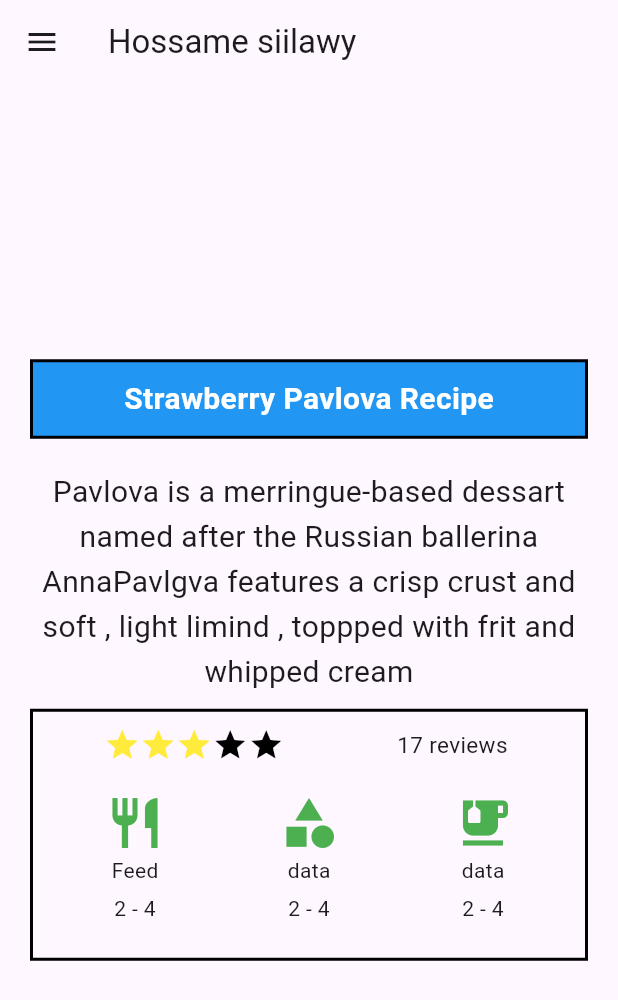
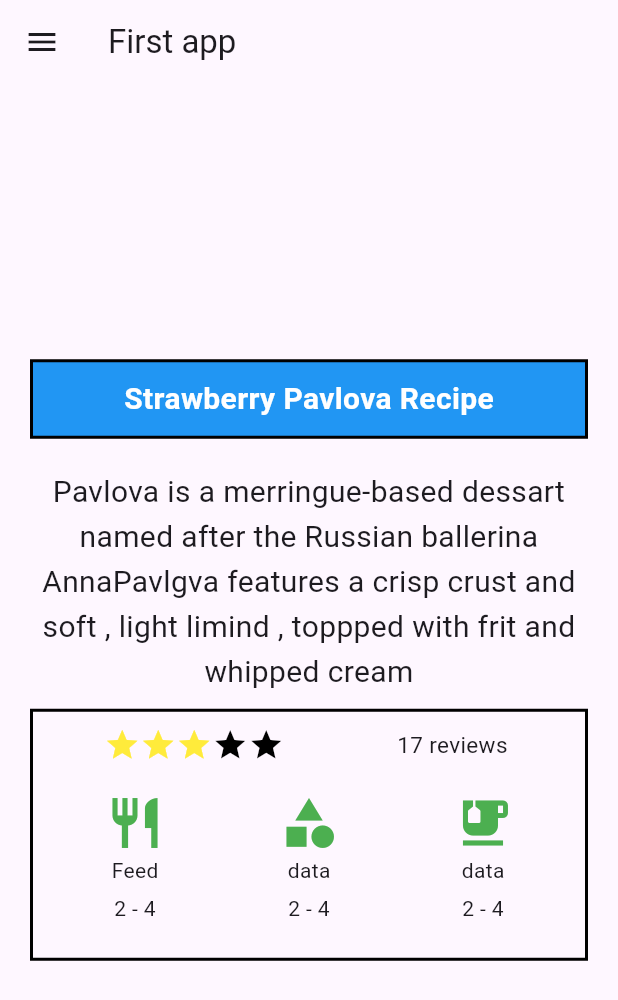
Before and after one commit to Omniasalman/First_app, a Flutter app: the screen it shows after launch, on a phone screen of 412 x 824 dp. Shown: the top 1000 px of the screen. Run offline on Flutter 3.47's test engine with Material 3 defaults, Android fonts, the phone set to English and light mode, and no system bars.

Commit message:
Change titel

```diff
--- a/lib/main.dart
+++ b/lib/main.dart
@@ -16,7 +16,7 @@ class Login extends StatelessWidget{
   Widget build (BuildContext context)
   {
     return Scaffold(
-      appBar: AppBar(title: Text("Hossame siilawy"),),
+      appBar: AppBar(title: Text("First app"),),
       drawer: Drawer(),
       body: Container(
         padding: EdgeInsets.symmetric(horizontal: 20),
```
